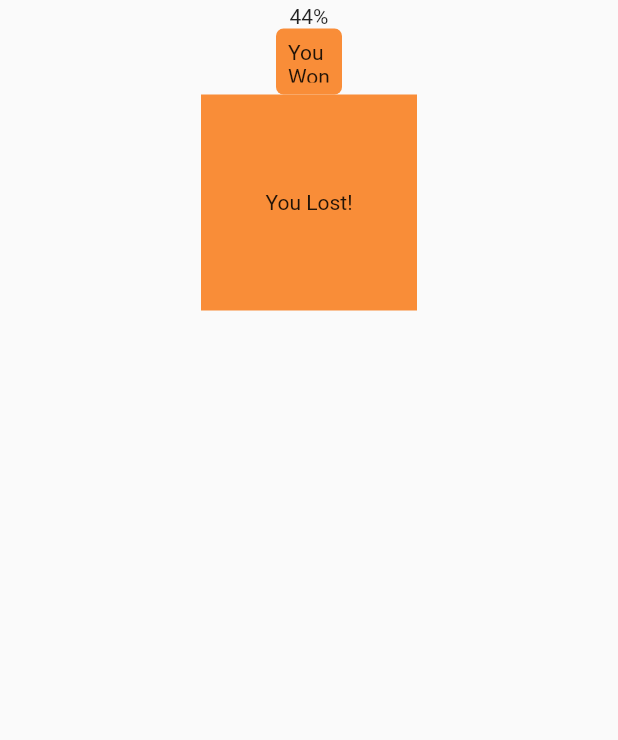
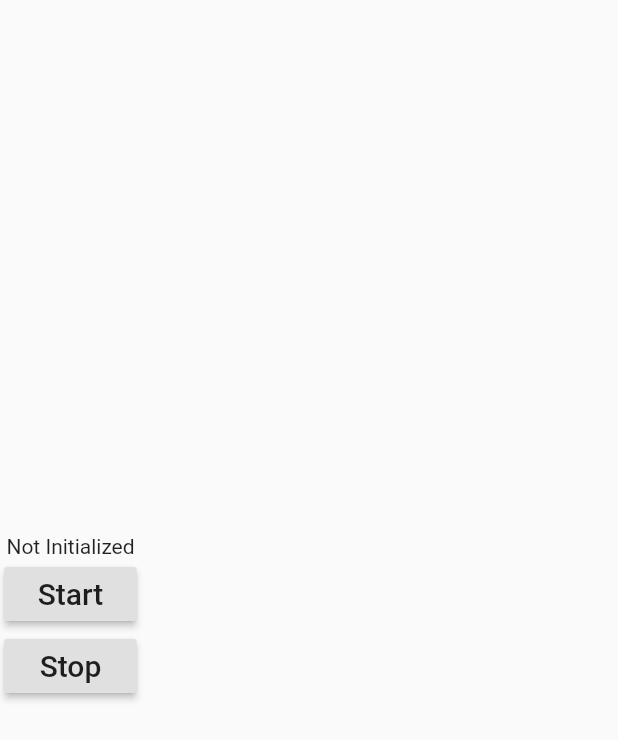
Before and after one commit to ammanath/shapeAnimation, a Flutter app: the screen it shows after launch, on a phone screen of 412 x 824 dp. Shown: the top 740 px of the screen. Run offline on Flutter 3.47's test engine with Material 2 defaults, Android fonts, the phone set to English and light mode, and no system bars; our stand-ins replace numberpicker.

Commit message:
structured ani

```diff
--- a/lib/main.dart
+++ b/lib/main.dart
@@ -30,14 +30,20 @@ class _SimpleAnimationState extends State<SimpleAnimation>
   @override
   void initState() {
     super.initState();
+    //startAnimation();
+
     _controller = new AnimationController(
       duration: const Duration(seconds: 5),
       vsync: this,
-    )
+    );
+  }
+
+  void startAnimation() {
+    _controller
       ..addListener(() {
         setState(() {});
-      })
-      ..forward().orCancel;
+      });
+    _controller..forward().orCancel;
     _controller.repeat(reverse: true);
     colorAnimation =
         ColorTween(begin: Colors.red, end: Colors.yellow).animate(_controller);
@@ -55,10 +61,34 @@ class _SimpleAnimationState extends State<SimpleAnimation>
   Widget build(BuildContext context) {
     final int percent = (_controller.value * 100.0).round();
     return new Scaffold(
-      body: new Container(
+      body: Container(
         padding: EdgeInsets.all(3),
-        child: SafeArea(
-          child: new Center(
+        child: Column(mainAxisAlignment: MainAxisAlignment.center,
+        children: [
+          buildAnimWidget(percent),
+          RaisedButton(
+            onPressed: () => startAnimate(),
+            child: Text('Start', style: TextStyle(fontSize: 20)),
+          ),
+          RaisedButton(
+            onPressed: () => stopAnimate(),
+            child: Text('Stop', style: TextStyle(fontSize: 20)),
+          ),
+        ]),
+      ),
+    );
+  }
+
+  void stopAnimate() {
+    _controller.stop();
+  }
+
+  Widget buildAnimWidget(int percent) {
+    Widget wdgt;
+    if (sizeAnimation == null) {
+      wdgt = Text('Not Initialized');
+    } else {
+      wdgt = Center(
         child: Column(
           children: [
             Text('$percent%'),
@@ -69,24 +99,27 @@ class _SimpleAnimationState extends State<SimpleAnimation>
               margin: const EdgeInsets.symmetric(horizontal: 8.0),
               decoration: BoxDecoration(
                 borderRadius: BorderRadius.circular(5.0),
-                    color: colorAnimation.value,
+                color: colorAnimation?.value,
               ),
               child: Center(
-                    child: Text('You Won!'),
+                child: Text('Oooooh'),
               ),
             ),
             Container(
-                    height: sizeAnimation.value,
-                    width: sizeAnimation.value,
-                    color: colorAnimation.value,
+                height: sizeAnimation?.value,
+                width: sizeAnimation?.value,
+                color: colorAnimation?.value,
                 child: Center(
-                      child: Text('You Lost!'),
+                  child: Text('Zoooom!'),
                 )),
           ],
         ),
-          ),
-        ),
-      ),
       );
     }
+    return wdgt;
   }
+
+  startAnimate() {
+    startAnimation();
+  }
+}
--- a/lib/triangles.dart
+++ b/lib/triangles.dart
@@ -2,7 +2,6 @@ import 'dart:core';
 import 'dart:math';
 import 'package:flutter/material.dart';
 import 'package:flutter/scheduler.dart';
-import 'package:screen/screen.dart';
 import 'package:numberpicker/numberpicker.dart';
 
 //main() => runApp(MaterialApp(home: App(), debugShowCheckedModeBanner: false));
```
Also changed, not shown: 1 other file. Lines whose indentation alone changed are shown as unchanged.
